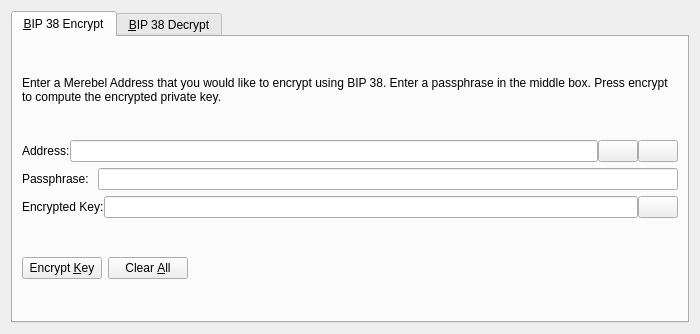
This is src/qt/forms/bip38tooldialog.ui in ElCrebel/Merebel as Qt 5 draws it before an edit. The edited form follows.
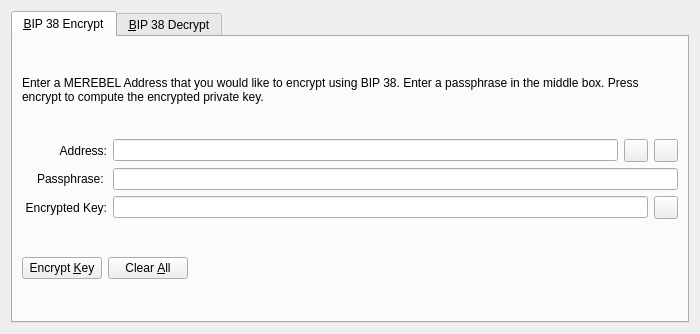
This is the edited form. The open tabs and pages were chosen to show the change. Icons and pictures are not drawn. Custom widgets are drawn as their Qt base class.

Diff of the .ui file:
```diff
--- a/src/qt/forms/bip38tooldialog.ui
+++ b/src/qt/forms/bip38tooldialog.ui
@@ -30,7 +30,7 @@
        <item>
         <widget class="QLabel" name="infoLabel_ENC">
          <property name="text">
-          <string>Enter a Merebel Address that you would like to encrypt using BIP 38. Enter a passphrase in the middle box. Press encrypt to compute the encrypted private key.</string>
+          <string>Enter a MEREBEL Address that you would like to encrypt using BIP 38. Enter a passphrase in the middle box. Press encrypt to compute the encrypted private key.</string>
          </property>
          <property name="textFormat">
           <enum>Qt::PlainText</enum>
@@ -42,11 +42,17 @@
        </item>
        <item>
         <layout class="QHBoxLayout" name="horizontalLayout_1_ENC">
-         <property name="spacing">
-          <number>0</number>
-         </property>
          <item>
           <widget class="QLabel" name="label_5">
+           <property name="alignment">
+            <set>Qt::AlignRight|Qt::AlignTrailing|Qt::AlignVCenter</set>
+           </property>
+           <property name="minimumSize">
+            <size>
+             <width>85</width>
+             <height>0</height>
+            </size>
+           </property>
            <property name="text">
             <string>Address:</string>
            </property>
@@ -60,7 +66,7 @@
           </widget>
          </item>
          <item>
-          <widget class="QPushButton" name="addressBookButton_ENC">
+          <widget class="QToolButton" name="addressBookButton_ENC">
            <property name="toolTip">
             <string>Choose previously used address</string>
            </property>
@@ -74,13 +80,10 @@
            <property name="shortcut">
             <string>Alt+A</string>
            </property>
-           <property name="autoDefault">
-            <bool>false</bool>
-           </property>
           </widget>
          </item>
          <item>
-          <widget class="QPushButton" name="pasteButton_ENC">
+          <widget class="QToolButton" name="pasteButton_ENC">
            <property name="toolTip">
             <string>Paste address from clipboard</string>
            </property>
@@ -94,9 +97,6 @@
            <property name="shortcut">
             <string>Alt+P</string>
            </property>
-           <property name="autoDefault">
-            <bool>false</bool>
-           </property>
           </widget>
          </item>
         </layout>
@@ -105,6 +105,15 @@
         <layout class="QHBoxLayout" name="horizontalLayout_5">
          <item>
           <widget class="QLabel" name="label_6">
+           <property name="alignment">
+            <set>Qt::AlignRight|Qt::AlignTrailing|Qt::AlignVCenter</set>
+           </property>
+           <property name="minimumSize">
+            <size>
+             <width>85</width>
+             <height>0</height>
+            </size>
+           </property>
            <property name="text">
             <string>Passphrase: </string>
            </property>
@@ -121,11 +130,17 @@
        </item>
        <item>
         <layout class="QHBoxLayout" name="horizontalLayout_2_ENC">
-         <property name="spacing">
-          <number>0</number>
-         </property>
          <item>
           <widget class="QLabel" name="encryptedKeyLabel_ENC">
+           <property name="alignment">
+            <set>Qt::AlignRight|Qt::AlignTrailing|Qt::AlignVCenter</set>
+           </property>
+           <property name="minimumSize">
+            <size>
+             <width>85</width>
+             <height>0</height>
+            </size>
+           </property>
            <property name="text">
             <string>Encrypted Key:</string>
            </property>
@@ -147,7 +162,7 @@
           </widget>
          </item>
          <item>
-          <widget class="QPushButton" name="copyKeyButton_ENC">
+          <widget class="QToolButton" name="copyKeyButton_ENC">
            <property name="toolTip">
             <string>Copy the current signature to the system clipboard</string>
            </property>
@@ -158,9 +173,6 @@
             <iconset resource="../Merebel.qrc">
              <normaloff>:/icons/editcopy</normaloff>:/icons/editcopy</iconset>
            </property>
-           <property name="autoDefault">
-            <bool>false</bool>
-           </property>
           </widget>
          </item>
         </layout>
```
Left out of the diff: 50 changed lines with no effect on the pictures.
